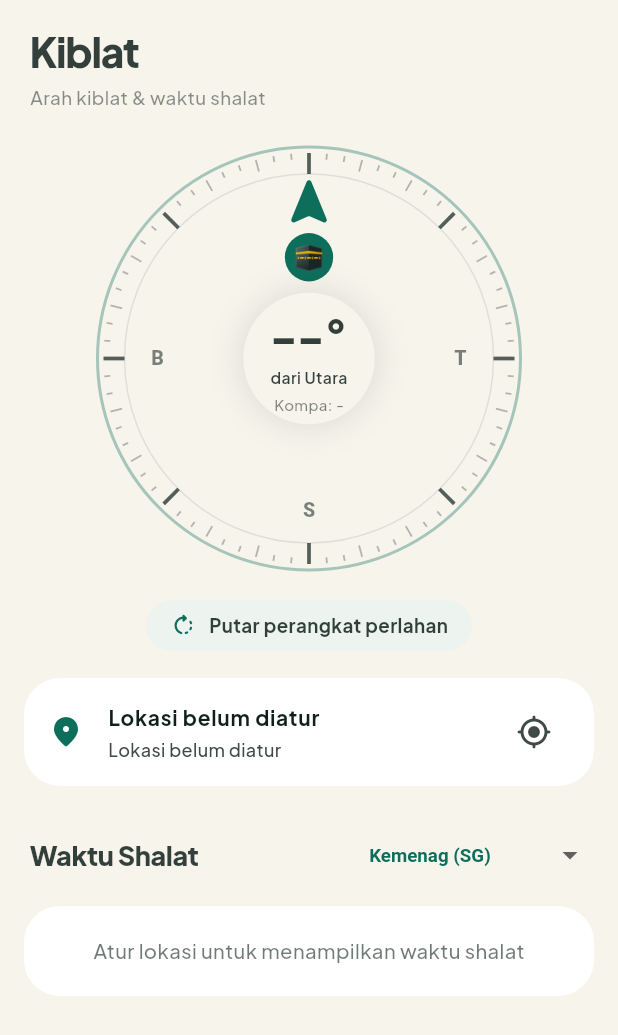
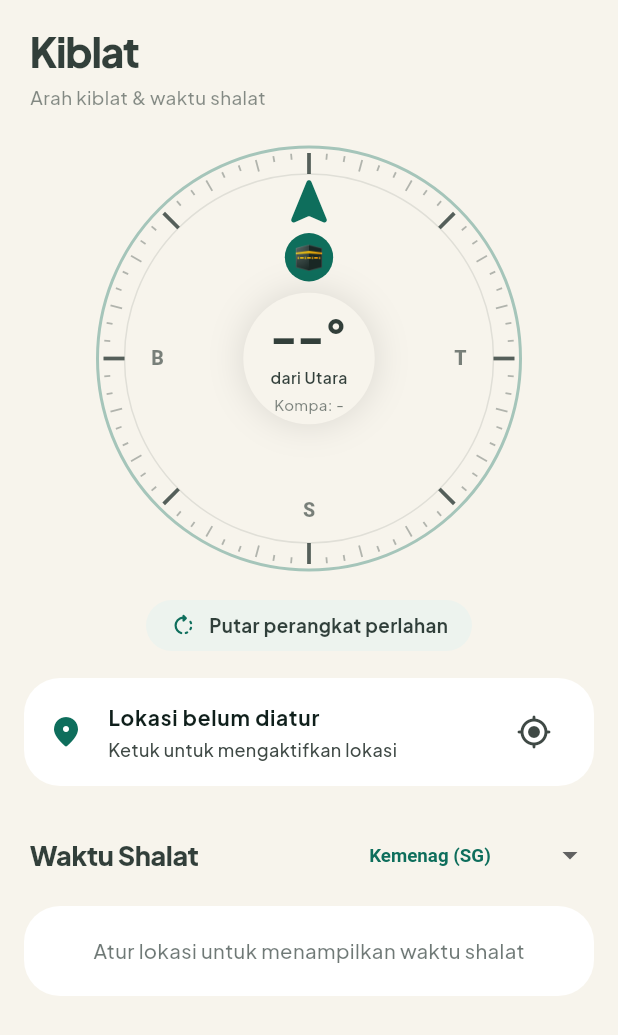
Before and after one commit to DarthSandD/noor-quran, a Flutter app: the QiblahScreen widget shown alone on an empty page, opened directly, on a phone screen of 412 x 824 dp. Shown: the top 1035 px of the screen. Run offline on Flutter 3.47's test engine with Material 3 defaults, Android fonts, the phone set to English and light mode, and no system bars; our stand-ins replace adhan, flutter_compass, geolocator, just_audio, just_audio_background, scrollable_positioned_list and 3 more; accounts and stored records are empty; statements that could not run were skipped.

Commit message:
Polish: fix duplicate location copy, compact prayer empty state
- Home prayer card: single clear CTA, no dead space
- Qiblah: 'Ketuk untuk mengaktifkan lokasi' instead of repeating the title
- Refresh dist/ + GitHub release assets with the redesign build

```diff
--- a/lib/screens/qiblah_screen.dart
+++ b/lib/screens/qiblah_screen.dart
@@ -118,7 +118,9 @@ class QiblahScreen extends StatelessWidget {
               child: ListTile(
                 leading: Icon(Icons.location_on_rounded, color: theme.colorScheme.primary),
                 title: Text(q.locationLabel, style: const TextStyle(fontWeight: FontWeight.w700, fontSize: 14)),
-                subtitle: hasLocation ? Text('Jarak ke Ka\'bah ≈ ${q.qiblahDistanceKm.toStringAsFixed(0)} km', style: const TextStyle(fontSize: 12)) : const Text('Lokasi belum diatur', style: TextStyle(fontSize: 12)),
+                subtitle: hasLocation
+                    ? Text('Jarak ke Ka\'bah ≈ ${q.qiblahDistanceKm.toStringAsFixed(0)} km', style: const TextStyle(fontSize: 12))
+                    : const Text('Ketuk untuk mengaktifkan lokasi', style: TextStyle(fontSize: 12)),
                 trailing: q.loading
                     ? const SizedBox(width: 20, height: 20, child: CircularProgressIndicator(strokeWidth: 2))
                     : IconButton(icon: const Icon(Icons.my_location_rounded), onPressed: () => q.refreshLocation()),
```
Also changed, not shown: 1 other file.
